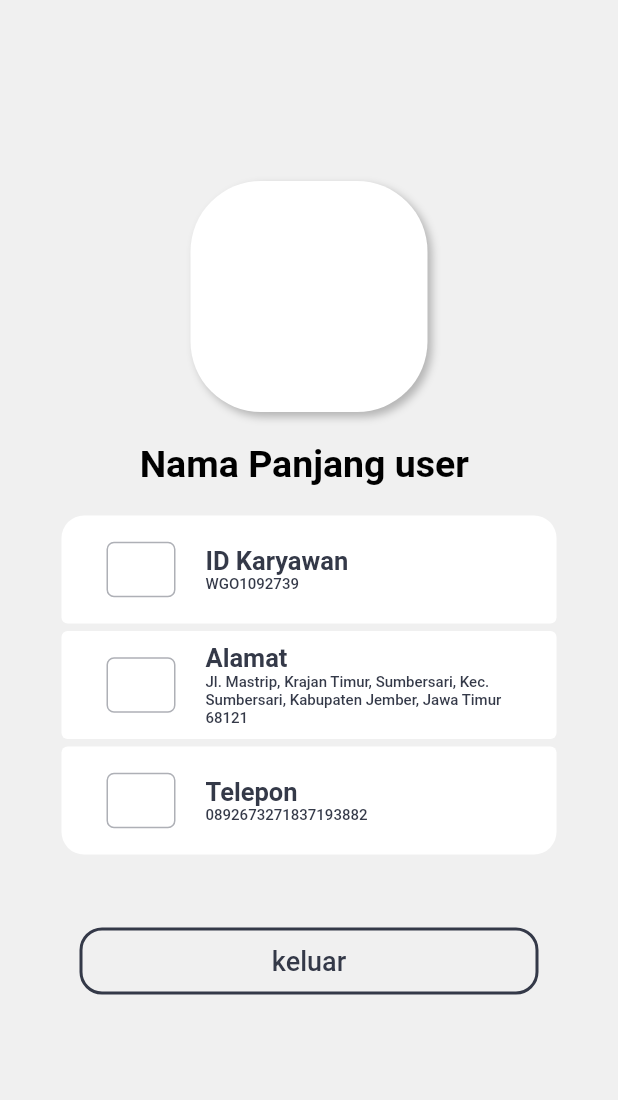
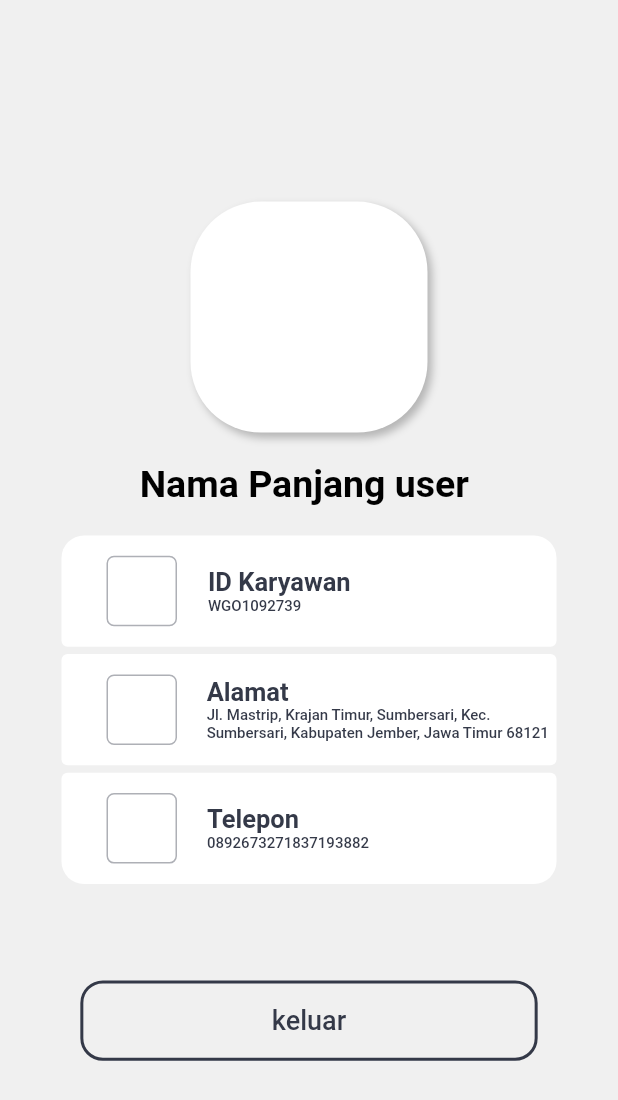
Before and after one commit to FathurrahmanDwiK2002/WG-Optical-Mobile, a Flutter app: the profile screen opened directly, on a phone screen of 412 x 824 dp. Shown: the top 1100 px of the screen. Run offline on Flutter 3.47's test engine with Material 2 defaults, Android fonts, the phone set to English and light mode, and no system bars; our stand-ins replace get, hive, hive_flutter, modal_bottom_sheet; accounts and stored records are empty; Roboto replaces fonts that are missing (Montserrat).

Commit message:
fix responsif

```diff
--- a/lib/home/slideFrame/infoSales.dart
+++ b/lib/home/slideFrame/infoSales.dart
@@ -32,9 +32,11 @@ class _infoSalesState extends State<infoSales> {
 
   @override
   Widget build(BuildContext context) {
+    final screenHeight = MediaQuery.of(context).size.height;
+    final screenWidth = MediaQuery.of(context).size.width;
     return Container(
-        height: (MediaQuery.of(context).size.height / 2) - 179,
-        width: MediaQuery.of(context).size.width,
+        height: screenHeight * 0.29,
+        width: screenWidth * 1,
         child: ListView(
           scrollDirection: Axis.horizontal,
           children: [
--- a/lib/page_profile/profile.dart
+++ b/lib/page_profile/profile.dart
@@ -19,13 +19,23 @@ class _profileState extends State<profile> {
   Widget build(BuildContext context) {
     final screenHeight = MediaQuery.of(context).size.height;
     final screenWidth = MediaQuery.of(context).size.width;
+    final appbar = AppBar(
+      backgroundColor: Color(0xfff0f0f0),
+      elevation: 0,
+      toolbarHeight: 0,
+    );
+
+    final heightPhone = screenHeight -
+        appbar.preferredSize.height -
+        MediaQuery.of(context).padding.top;
 
     return Scaffold(
         backgroundColor: Color(0xfff0f0f0),
+        appBar: appbar,
         body: Column(
           children: [
             Container(
-              height: screenHeight / 3,
+              height: heightPhone * 0.35,
               child: Row(
                 mainAxisAlignment: MainAxisAlignment.center,
                 crossAxisAlignment: CrossAxisAlignment.end,
@@ -53,7 +63,7 @@ class _profileState extends State<profile> {
               ),
             ),
             SizedBox(
-              height: 20,
+              height: heightPhone * 0.024,
             ),
             Text(
               "Nama Panjang user ",
@@ -65,10 +75,10 @@ class _profileState extends State<profile> {
               ),
             ),
             SizedBox(
-              height: 20,
+              height: heightPhone * 0.024,
             ),
             Container(
-              height: screenHeight / 3,
+              height: heightPhone * 0.36,
               child: Column(
                 mainAxisAlignment: MainAxisAlignment.start,
                 crossAxisAlignment: CrossAxisAlignment.center,
@@ -77,7 +87,7 @@ class _profileState extends State<profile> {
                     children: [
                       Container(
                         width: 330,
-                        height: 72,
+                        height: heightPhone * 0.09,
                         decoration: BoxDecoration(
                           borderRadius: BorderRadius.only(
                             topLeft: Radius.circular(15),
@@ -92,8 +102,8 @@ class _profileState extends State<profile> {
                             Padding(
                               padding: const EdgeInsets.only(left: 30),
                               child: Container(
-                                width: (screenWidth / 2) - 160,
-                                height: (screenHeight / 2) - 375,
+                                width: 47,
+                                height: 47,
                                 decoration: BoxDecoration(
                                   borderRadius: BorderRadius.circular(5),
                                   border: Border.all(
@@ -105,7 +115,7 @@ class _profileState extends State<profile> {
                               ),
                             ),
                             SizedBox(
-                              width: 20,
+                              width: screenWidth * 0.05,
                             ),
                             Column(
                               mainAxisAlignment: MainAxisAlignment.center,
@@ -121,7 +131,7 @@ class _profileState extends State<profile> {
                                   ),
                                 ),
                                 Container(
-                                  width: 225,
+                                  width: screenWidth * 0.5,
                                   child: Text(
                                     "WGO1092739",
                                     maxLines: 3,
@@ -142,11 +152,11 @@ class _profileState extends State<profile> {
                     ],
                   ),
                   SizedBox(
-                    height: 5,
+                    height: screenHeight * 0.006,
                   ),
                   Container(
                     width: 330,
-                    height: 72,
+                    height: heightPhone * 0.09,
                     decoration: BoxDecoration(
                       borderRadius: BorderRadius.circular(4),
                       color: Colors.white,
@@ -156,8 +166,8 @@ class _profileState extends State<profile> {
                         Padding(
                           padding: const EdgeInsets.only(left: 30),
                           child: Container(
-                            width: (screenWidth / 2) - 160,
-                            height: (screenHeight / 2) - 375,
+                            width: 47,
+                            height: 47,
                             decoration: BoxDecoration(
                               borderRadius: BorderRadius.circular(5),
                               border: Border.all(
@@ -169,7 +179,7 @@ class _profileState extends State<profile> {
                           ),
                         ),
                         SizedBox(
-                          width: 20,
+                          width: screenHeight * 0.024,
                         ),
                         Column(
                           mainAxisAlignment: MainAxisAlignment.center,
@@ -185,7 +195,7 @@ class _profileState extends State<profile> {
                               ),
                             ),
                             Container(
-                              width: 225,
+                              width: heightPhone * 0.28,
                               child: Text(
                                 "Jl. Mastrip, Krajan Timur, Sumbersari, Kec. Sumbersari, Kabupaten Jember, Jawa Timur 68121",
                                 maxLines: 3,
@@ -204,11 +214,11 @@ class _profileState extends State<profile> {
                     ),
                   ),
                   SizedBox(
-                    height: 5,
+                    height: screenHeight * 0.006,
                   ),
                   Container(
                     width: 330,
-                    height: 72,
+                    height: heightPhone * 0.09,
                     decoration: BoxDecoration(
                       borderRadius: BorderRadius.only(
                         topLeft: Radius.circular(4),
@@ -223,8 +233,8 @@ class _profileState extends State<profile> {
                         Padding(
                           padding: const EdgeInsets.only(left: 30),
                           child: Container(
-                            width: (screenWidth / 2) - 160,
-                            height: (screenHeight / 2) - 375,
+                            width: 47,
+                            height: 47,
                             decoration: BoxDecoration(
                               borderRadius: BorderRadius.circular(5),
                               border: Border.all(
@@ -269,8 +279,8 @@ class _profileState extends State<profile> {
               ),
             ),
             Container(
-              width: (screenWidth / 2) + 100,
-              height: (screenHeight / 3) - 230,
+              width: screenWidth * 0.74,
+              height: heightPhone * 0.065,
               decoration: BoxDecoration(
                 borderRadius: BorderRadius.circular(15),
                 border: Border.all(
```
Also changed, not shown: lib/home/component/dasboard.dart (+22 -55 lines), lib/riwayat/page_riwayat.dart (+16 -12 lines).
